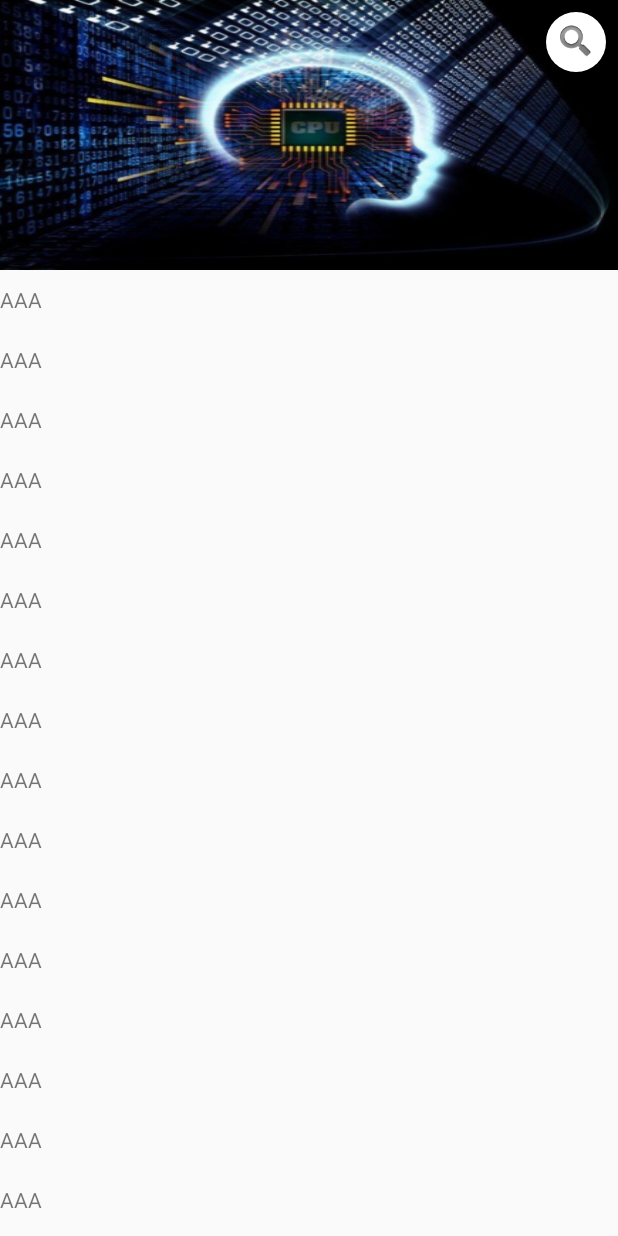
After one commit to yaozhengzheng/MyRetrofit, an Android app: the SearchBarActivity screen opened directly, with no data from a screen before it, on a phone screen of 412 x 824 dp. The commit adds this screen. Run offline under Robolectric (Android 15) with nearby library versions, the phone set to English and light mode, and no system bars; our stand-ins replace ButterKnife.

Commit message:
增加伸缩搜索框

```diff
--- a/app/src/main/AndroidManifest.xml
+++ b/app/src/main/AndroidManifest.xml
@@ -57,8 +57,8 @@
         <activity android:name=".activity.SplashAdvertisingActivity"/>
         <activity
             android:name=".activity.BarActivity"
-            android:label="伸缩状态栏"
-           />
+            android:label="伸缩状态栏"/>
+        <activity android:name=".activity.SearchBarActivity"/>
     </application>
 
 </manifest>
--- a/app/src/main/java/com/example/myretrofit/activity/HomeActivity.java
+++ b/app/src/main/java/com/example/myretrofit/activity/HomeActivity.java
@@ -111,6 +111,7 @@ public class HomeActivity extends AppCompatActivity {
         list.add("收益曲线图");
         list.add("闪屏广告图");
         list.add("伸缩式标题栏");
+        list.add("伸缩搜索框");
 
         listView.setOnItemClickListener(new AdapterView.OnItemClickListener() {
             @Override
@@ -155,6 +156,9 @@ public class HomeActivity extends AppCompatActivity {
                     case 12:
                         intent.setClass(HomeActivity.this, BarActivity.class);
                         break;
+                    case 13:
+                        intent.setClass(HomeActivity.this, SearchBarActivity.class);
+                        break;
                 }
                 startActivity(intent);
             }
--- /dev/null
+++ b/app/src/main/java/com/example/myretrofit/activity/SearchBarActivity.java
@@ -0,0 +1,122 @@
+package com.example.myretrofit.activity;
+
+import android.os.Bundle;
+import android.support.design.widget.AppBarLayout;
+import android.support.v7.app.ActionBar;
+import android.support.v7.app.AppCompatActivity;
+import android.support.v7.widget.LinearLayoutManager;
+import android.support.v7.widget.RecyclerView;
+import android.support.v7.widget.Toolbar;
+import android.view.LayoutInflater;
+import android.view.View;
+import android.view.ViewGroup;
+import android.widget.Toast;
+
+import com.example.myretrofit.R;
+import com.example.myretrofit.view.SearchBarView;
+
+import butterknife.Bind;
+import butterknife.ButterKnife;
+import butterknife.OnClick;
+
+public class SearchBarActivity extends AppCompatActivity implements AppBarLayout.OnOffsetChangedListener {
+
+    @Bind(R.id.toolbar)
+    Toolbar toolbar;
+    @Bind(R.id.search_bar)
+    SearchBarView searchBar;
+    @Bind(R.id.recyclerView)
+    RecyclerView recyclerView;
+    @Bind(R.id.app_bar)
+    AppBarLayout appBar;
+
+    @Override
+    protected void onCreate(Bundle savedInstanceState) {
+        super.onCreate(savedInstanceState);
+        setContentView(R.layout.activity_search_bar);
+        ButterKnife.bind(this);
+        initView();
+    }
+
+    private void initView() {
+        ActionBar actionBar = getSupportActionBar();
+        if (actionBar != null) {
+            actionBar.hide();
+        }
+        appBar.addOnOffsetChangedListener(this);
+        recyclerView.setLayoutManager(new LinearLayoutManager(this));
+        recyclerView.setVerticalScrollBarEnabled(true);
+        recyclerView.setNestedScrollingEnabled(false);
+        recyclerView.setAdapter(new MyAdapter());
+    }
+
+
+    @OnClick(R.id.search_bar)
+    public void onViewClicked() {
+        Toast.makeText(this, "搜索！", Toast.LENGTH_SHORT).show();
+    }
+
+    @Override
+    public void onOffsetChanged(AppBarLayout appBarLayout, int verticalOffset) {
+        float alpha = Math.abs((float) verticalOffset / appBarLayout.getTotalScrollRange());
+        toolbar.setAlpha(alpha);
+        if (alpha >= 1) {
+            searchBar.startOpen();
+        } else {
+            searchBar.startClose();
+        }
+    }
+
+
+    private static class MyAdapter extends RecyclerView.Adapter<RecyclerView.ViewHolder> {
+
+        private static final int TYPE_HEADER = 1;
+        private static final int TYPE_NORMAL = 1 << 2;
+
+        @Override
+        public int getItemViewType(int position) {
+            return TYPE_NORMAL;
+        }
+
+        @Override
+        public RecyclerView.ViewHolder onCreateViewHolder(ViewGroup parent, int viewType) {
+            View itemView;
+            if (viewType == TYPE_HEADER) {
+                itemView = LayoutInflater.from(parent.getContext()).inflate(R.layout.item_header, parent, false);
+                return new HeaderViewHolder(itemView);
+            } else if (viewType == TYPE_NORMAL) {
+                itemView = LayoutInflater.from(parent.getContext()).inflate(R.layout.item_normal, parent, false);
+                return new NormalViewHolder(itemView);
+            }
+            return null;
+        }
+
+        @Override
+        public void onBindViewHolder(RecyclerView.ViewHolder holder, int position) {
+
+        }
+
+        @Override
+        public int getItemCount() {
+            return 20;
+        }
+
+        class HeaderViewHolder extends RecyclerView.ViewHolder {
+
+            HeaderViewHolder(View itemView) {
+                super(itemView);
+            }
+
+        }
+
+        class NormalViewHolder extends RecyclerView.ViewHolder {
+
+            NormalViewHolder(View itemView) {
+                super(itemView);
+            }
+
+        }
+
+    }
+
+}
--- /dev/null
+++ b/app/src/main/java/com/example/myretrofit/view/SearchBarView.java
@@ -0,0 +1,238 @@
+package com.example.myretrofit.view;
+
+import android.animation.Animator;
+import android.animation.AnimatorListenerAdapter;
+import android.animation.ValueAnimator;
+import android.content.Context;
+import android.content.res.TypedArray;
+import android.graphics.Bitmap;
+import android.graphics.BitmapFactory;
+import android.graphics.Canvas;
+import android.graphics.Color;
+import android.graphics.Paint;
+import android.graphics.RectF;
+import android.os.Build;
+import android.support.annotation.Nullable;
+import android.text.TextUtils;
+import android.util.AttributeSet;
+import android.util.TypedValue;
+import android.view.View;
+import android.view.animation.AccelerateInterpolator;
+
+import com.example.myretrofit.R;
+
+/**
+ * Created on 2017/8/31.
+ * author ${yao}.
+ */
+
+public class SearchBarView extends View{
+
+
+
+
+    private static final String TAG = "SearchBarView";
+    private static final int DEFAULT_ANIMATION_DURATION = 500;
+    private static final int STATUS_OPEN = 1;
+    private static final int STATUS_CLOSE = 1 << 2;
+    private static final int STATUS_PROCESS = 1 << 3;
+    private static final int DEFAULT_SEARCH_BAR_COLOR = Color.WHITE;
+    private static final int DEFAULT_RIGHT_POSITION = 1;
+    private static final int DEFAULT_LEFT_POSITION = 1 << 2;
+    private static final int DEFAULT_SEARCH_TEXT_COLOR = Color.GRAY;
+    private static final int DEFAULT_HINT_TEXT_SIZE = 14;
+    private static final int DEFAULT_HEIGHT = 40;
+
+    private int mWidth;
+    private int mHeight;
+    private int mRadius;
+    private int mStatus;
+    private Paint mPaint;
+    private int mPosition;
+    private int mOffsetX;
+    private RectF mRectF;
+    private RectF mDstRectF;
+    private CharSequence mSearchText;
+    private int searchBarColor;
+    private int searchTextColor;
+    private float defaultHeight;
+    private ValueAnimator openAnimator = new ValueAnimator();
+    private ValueAnimator closeAnimator = new ValueAnimator();
+    private Bitmap bitmap;
+
+    public SearchBarView(Context context) {
+        this(context, null);
+    }
+
+    public SearchBarView(Context context, @Nullable AttributeSet attrs) {
+        this(context, attrs, 0);
+    }
+
+    public SearchBarView(Context context, @Nullable AttributeSet attrs, int defStyleAttr) {
+        super(context, attrs, defStyleAttr);
+        TypedArray array = context.obtainStyledAttributes(attrs, R.styleable.SearchBarView);
+        searchBarColor = array.getColor(R.styleable.SearchBarView_search_bar_color, DEFAULT_SEARCH_BAR_COLOR);
+        mPosition = array.getInteger(R.styleable.SearchBarView_search_bar_position, DEFAULT_RIGHT_POSITION);
+        mStatus = array.getInteger(R.styleable.SearchBarView_search_bar_status, STATUS_CLOSE);
+        int mDuration = array.getInteger(R.styleable.SearchBarView_search_bar_duration, DEFAULT_ANIMATION_DURATION);
+        int searchBarIcon = array.getResourceId(R.styleable.SearchBarView_search_bar_icon, android.R.drawable.ic_search_category_default);
+        mSearchText = array.getText(R.styleable.SearchBarView_search_bar_hint_text);
+        searchTextColor = array.getColor(R.styleable.SearchBarView_search_bar_hint_text_color, DEFAULT_SEARCH_TEXT_COLOR);
+        float defaultTextSize = TypedValue.applyDimension(TypedValue.COMPLEX_UNIT_SP, DEFAULT_HINT_TEXT_SIZE, getResources().getDisplayMetrics());
+        float searchTextSize = array.getDimension(R.styleable.SearchBarView_search_bar_hint_text_size, defaultTextSize);
+        defaultHeight = TypedValue.applyDimension(TypedValue.COMPLEX_UNIT_DIP, DEFAULT_HEIGHT, getResources().getDisplayMetrics());
+        array.recycle();
+        mPaint = new Paint(Paint.ANTI_ALIAS_FLAG);
+        mPaint.setColor(searchBarColor);
+        mPaint.setTextSize(searchTextSize);
+        mRectF = new RectF();
+        mDstRectF = new RectF();
+        bitmap = BitmapFactory.decodeResource(getResources(), searchBarIcon);
+        initAnimator(mDuration);
+    }
+
+    private void initAnimator(long duration) {
+        AccelerateInterpolator accelerateInterpolator = new AccelerateInterpolator();
+        ValueAnimator.AnimatorUpdateListener animatorUpdateListener = new ValueAnimator.AnimatorUpdateListener() {
+            @Override
+            public void onAnimationUpdate(ValueAnimator animation) {
+                mOffsetX = (int) animation.getAnimatedValue();
+                invalidate();
+            }
+        };
+        // init open animator
+        openAnimator = new ValueAnimator();
+        openAnimator.setInterpolator(accelerateInterpolator);
+        openAnimator.setDuration(duration);
+        openAnimator.addUpdateListener(animatorUpdateListener);
+        openAnimator.addListener(new AnimatorListenerAdapter() {
+
+            @Override
+            public void onAnimationStart(Animator animation) {
+                mStatus = STATUS_PROCESS;
+            }
+
+            @Override
+            public void onAnimationEnd(Animator animation) {
+                mStatus = STATUS_OPEN;
+                invalidate();
+            }
+        });
+        // init close animator
+        closeAnimator = new ValueAnimator();
+        openAnimator.setInterpolator(accelerateInterpolator);
+        closeAnimator.setDuration(duration);
+        closeAnimator.addUpdateListener(animatorUpdateListener);
+        closeAnimator.addListener(new AnimatorListenerAdapter() {
+
+            @Override
+            public void onAnimationStart(Animator animation) {
+                mStatus = STATUS_PROCESS;
+            }
+
+            @Override
+            public void onAnimationEnd(Animator animation) {
+                mStatus = STATUS_CLOSE;
+            }
+        });
+    }
+
+    @Override
+    protected void onMeasure(int widthMeasureSpec, int heightMeasureSpec) {
+        int widthMode = MeasureSpec.getMode(widthMeasureSpec);
+        int widthSize = MeasureSpec.getSize(widthMeasureSpec);
+        int heightMode = MeasureSpec.getMode(heightMeasureSpec);
+        int heightSize = MeasureSpec.getSize(heightMeasureSpec);
+        if (widthMode == MeasureSpec.EXACTLY) {
+            mWidth = widthSize;
+        } else {
+            mWidth = widthSize;
+        }
+        if (heightMode == MeasureSpec.EXACTLY) {
+            mHeight = heightSize;
+        } else {
+            mHeight = (int) defaultHeight;
+            if (heightMode == MeasureSpec.AT_MOST) {
+                mHeight = Math.min(heightSize, mHeight);
+            }
+        }
+        mRadius = Math.min(mWidth, mHeight) / 2;
+        if (mStatus == STATUS_OPEN) {
+            mOffsetX = mWidth - mRadius * 2;
+        }
+        setMeasuredDimension(mWidth, mHeight);
+    }
+
+    @Override
+    protected void onDraw(Canvas canvas) {
+        // draw search bar
+        mPaint.setColor(searchBarColor);
+        int left = mPosition == DEFAULT_RIGHT_POSITION ? mWidth - 2 * mRadius - mOffsetX : 0;
+        int right = mPosition == DEFAULT_RIGHT_POSITION ? mWidth : 2 * mRadius + mOffsetX;
+        if (Build.VERSION.SDK_INT >= Build.VERSION_CODES.LOLLIPOP) {
+            canvas.drawRoundRect(left, 0, right, mHeight, mRadius, mRadius, mPaint);
+        } else {
+            mRectF.set(left, 0, right, mHeight);
+            canvas.drawRoundRect(mRectF, mRadius, mRadius, mPaint);
+        }
+        // draw search bar icon
+        mDstRectF.set(left + (int) ((1 - Math.sqrt(2) / 2) * mRadius), (int) ((1 - Math.sqrt(2) / 2) * mRadius),
+                left + (int) ((1 + Math.sqrt(2) / 2) * mRadius), (int) ((1 + Math.sqrt(2) / 2) * mRadius));
+        canvas.drawBitmap(bitmap, null, mDstRectF, mPaint);
+        // draw search bar text
+        if (mStatus == STATUS_OPEN && !TextUtils.isEmpty(mSearchText)) {
+            mPaint.setColor(searchTextColor);
+            Paint.FontMetrics fm = mPaint.getFontMetrics();
+            double textHeight = Math.ceil(fm.descent - fm.ascent);
+            canvas.drawText(mSearchText.toString(), 2 * mRadius, (float) (mRadius + textHeight / 2 - fm.descent), mPaint);
+        }
+    }
+
+    /**
+     * 判断搜索栏是否为打开状态
+     *
+     * @return
+     */
+    public boolean isOpen() {
+        return mStatus == STATUS_OPEN;
+    }
+
+    /**
+     * 判断搜索栏是否为关闭状态
+     *
+     * @return
+     */
+    public boolean isClose() {
+        return mStatus == STATUS_CLOSE;
+    }
+
+    /**
+     * 打开搜索栏
+     */
+    public void startOpen() {
+        if (isOpen()) {
+            return;
+        } else if (openAnimator.isStarted()) {
+            return;
+        } else if (closeAnimator.isStarted()) {
+            closeAnimator.cancel();
+        }
+        openAnimator.setIntValues(mOffsetX, mWidth - mRadius * 2);
+        openAnimator.start();
+    }
+
+    /**
+     * 关闭搜索栏
+     */
+    public void startClose() {
+        if (isClose()) {
+            return;
+        } else if (closeAnimator.isStarted()) {
+            return;
+        } else if (openAnimator.isStarted()) {
+            openAnimator.cancel();
+        }
+        closeAnimator.setIntValues(mOffsetX, 0);
+        closeAnimator.start();
+    }
+}
--- /dev/null
+++ b/app/src/main/res/layout/activity_search_bar.xml
@@ -0,0 +1,64 @@
+<?xml version="1.0" encoding="utf-8"?>
+<android.support.design.widget.CoordinatorLayout
+    xmlns:android="http://schemas.android.com/apk/res/android"
+    xmlns:app="http://schemas.android.com/apk/res-auto"
+    android:layout_width="match_parent"
+    android:layout_height="match_parent">
+
+    <android.support.design.widget.AppBarLayout
+        android:id="@+id/app_bar"
+        android:layout_width="match_parent"
+        android:layout_height="wrap_content"
+        android:fitsSystemWindows="true">
+
+        <android.support.design.widget.CollapsingToolbarLayout
+            android:id="@+id/toolbar_layout"
+            android:layout_width="match_parent"
+            android:layout_height="match_parent"
+            app:contentScrim="@android:color/transparent"
+            app:layout_scrollFlags="scroll|exitUntilCollapsed|snap">
+
+            <ImageView
+                android:layout_width="match_parent"
+                android:layout_height="180dp"
+                android:contentDescription="hahahahah"
+                android:background="@mipmap/a"
+                app:layout_collapseMode="parallax"
+                app:layout_collapseParallaxMultiplier="0.7"/>
+
+            <android.support.v7.widget.Toolbar
+                android:id="@+id/toolbar"
+                android:layout_width="match_parent"
+                android:layout_height="?attr/actionBarSize"
+                android:background="@color/colorPrimary"
+                android:gravity="top"
+                app:layout_collapseMode="pin"/>
+
+            <com.example.myretrofit.view.SearchBarView
+                android:id="@+id/search_bar"
+                android:layout_width="match_parent"
+                android:layout_height="40dp"
+                android:layout_margin="8dp"
+                app:layout_collapseMode="pin"
+                app:search_bar_hint_text="请输入搜索内容"/>
+
+        </android.support.design.widget.CollapsingToolbarLayout>
+
+    </android.support.design.widget.AppBarLayout>
+
+
+    <android.support.v4.widget.NestedScrollView
+        android:layout_width="match_parent"
+        android:layout_height="match_parent"
+        app:layout_behavior="@string/appbar_scrolling_view_behavior">
+
+        <android.support.v7.widget.RecyclerView
+            android:id="@+id/recyclerView"
+            android:layout_width="match_parent"
+            android:layout_height="match_parent"
+            android:scrollbars="vertical"/>
+
+    </android.support.v4.widget.NestedScrollView>
+
+
+</android.support.design.widget.CoordinatorLayout>
--- /dev/null
+++ b/app/src/main/res/layout/item_header.xml
@@ -0,0 +1,12 @@
+<?xml version="1.0" encoding="utf-8"?>
+<LinearLayout xmlns:android="http://schemas.android.com/apk/res/android"
+    android:layout_width="match_parent"
+    android:layout_height="wrap_content"
+    android:orientation="vertical">
+
+    <ImageView
+        android:layout_width="match_parent"
+        android:layout_height="180dp"
+        android:src="@color/black"/>
+
+</LinearLayout>
--- /dev/null
+++ b/app/src/main/res/layout/item_normal.xml
@@ -0,0 +1,13 @@
+<?xml version="1.0" encoding="utf-8"?>
+<LinearLayout xmlns:android="http://schemas.android.com/apk/res/android"
+    android:layout_width="match_parent"
+    android:layout_height="wrap_content"
+    android:orientation="vertical">
+
+    <TextView
+        android:layout_width="wrap_content"
+        android:layout_height="40dp"
+        android:gravity="center_vertical"
+        android:text="AAA" />
+
+</LinearLayout>
--- a/app/src/main/res/values/attrs.xml
+++ b/app/src/main/res/values/attrs.xml
@@ -9,4 +9,21 @@
         <attr name="text_size" format="dimension"/>
         <attr name="text_color" format="color"/>
     </declare-styleable>
+    <!--伸缩搜索Bar-->
+    <declare-styleable name="SearchBarView">
+        <attr name="search_bar_color" format="color|reference"/>
+        <attr name="search_bar_position" format="enum">
+            <enum name="position_left" value="4"/>
+            <enum name="position_right" value="1"/>
+        </attr>
+        <attr name="search_bar_status" format="enum">
+            <enum name="status_close" value="4"/>
+            <enum name="status_open" value="1"/>
+        </attr>
+        <attr name="search_bar_duration" format="integer"/>
+        <attr name="search_bar_hint_text" format="string|reference"/>
+        <attr name="search_bar_icon" format="reference"/>
+        <attr name="search_bar_hint_text_color" format="color|reference"/>
+        <attr name="search_bar_hint_text_size" format="dimension|reference"/>
+    </declare-styleable>
 </resources>
```
Also changed, not shown: app/build.gradle (line endings or trailing spaces), app/src/main/res/mipmap-xhdpi/a.jpg (added).
